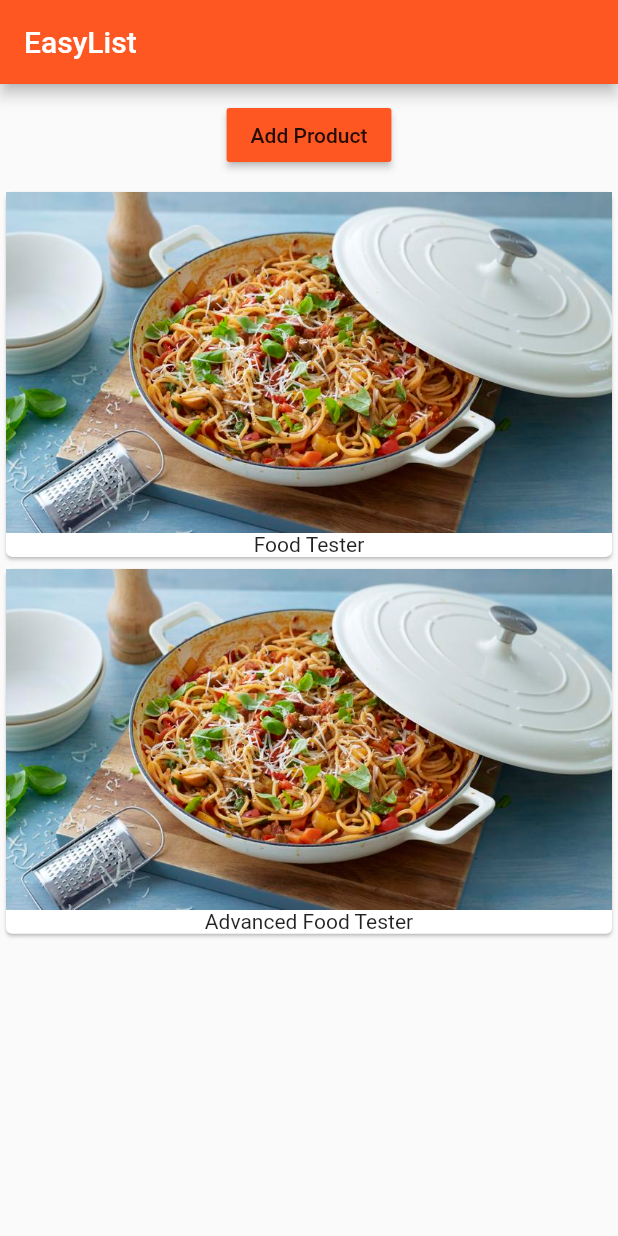
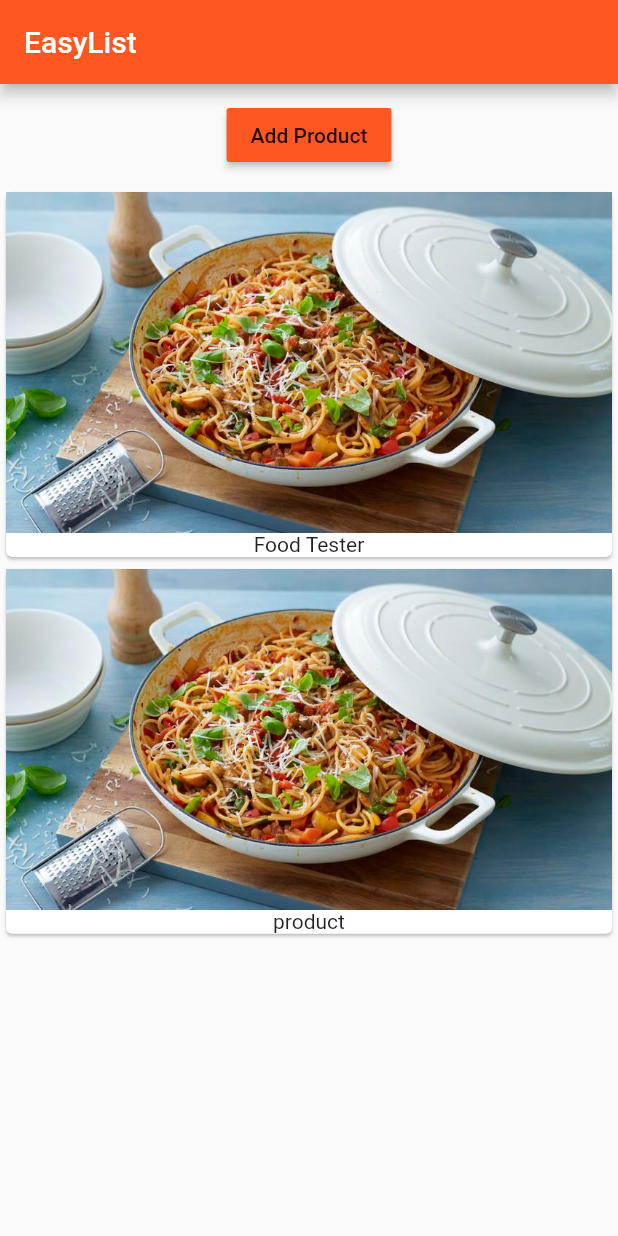
Before and after one commit to Erinziyi/flutter_product, a Flutter app: the screen it shows after launch, after a tap on "Add Product", on a phone screen of 412 x 824 dp. Run offline on Flutter 3.47's test engine with Material 2 defaults, Android fonts, the phone set to English and light mode, and no system bars.

Commit message:
until 370

```diff
--- /dev/null
+++ b/lib/product_control.dart
@@ -0,0 +1,20 @@
+import 'package:flutter/material.dart';
+
+
+class ProductControl extends StatelessWidget {
+  final Function addProduct;
+  ProductControl(this.addProduct);
+  @override
+  Widget build(BuildContext context) {
+    return RaisedButton(
+      color : Theme.of(context).primaryColor,
+      onPressed: () {
+        addProduct('Sweets');
+
+
+      },
+      child: Text('Add Product'),
+
+    );
+  }
+}
--- a/lib/product_manager.dart
+++ b/lib/product_manager.dart
@@ -1,4 +1,5 @@
 import 'package:flutter/material.dart';
+import 'package:flutter_product/product_control.dart';
 
 import './products.dart';
 
@@ -32,6 +33,12 @@ class _ProductManagerState extends State<ProductManager> {
     super.didUpdateWidget(oldWidget);
   }
 
+  void  addProduct(String product){
+    setState(() {
+      _products.add('product');
+    });
+  }
+
   @override
   Widget build(BuildContext context) {
     print('[ProductManager State]build()');
@@ -39,17 +46,12 @@ class _ProductManagerState extends State<ProductManager> {
       children: [
         Container(
           margin: EdgeInsets.all(10.0),
-          child: RaisedButton(
-            color : Theme.of(context).primaryColor,
-            onPressed: () {
-              setState(() {
-                _products.add('Advanced Food Tester');
-              });
-            },
-            child: Text('Add Product'),
-          ),
+          child: ProductControl(addProduct),
         ),
-        Products(_products)
+        Expanded(
+          child: Products(_products),
+        ),
+
       ],
     );
   }
--- a/lib/products.dart
+++ b/lib/products.dart
@@ -3,7 +3,7 @@ import 'package:flutter/material.dart';
 class Products extends StatelessWidget {
   final List<String> products;
 
-  Products(this.products){
+  Products([this.products =const []]){
     print('[Products Widget] Constructor');
   }
 
@@ -11,7 +11,7 @@ class Products extends StatelessWidget {
   @override
   Widget build(BuildContext context) {
     print('[Products Widget] buil()');
-    return Column(
+    return ListView(
       children: products
           .map(
             (element) => Card(
```
